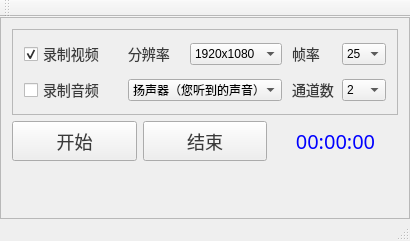
Above: NanaRecorder/NanaRecorder.ui from onlyet/NanaRecorder before the change. Below: the same form after it.
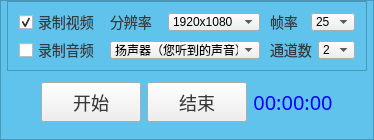
That is the form after the change.

Diff of the .ui file:
```diff
--- a/NanaRecorder/NanaRecorder.ui
+++ b/NanaRecorder/NanaRecorder.ui
@@ -6,15 +6,19 @@
    <rect>
     <x>0</x>
     <y>0</y>
-    <width>410</width>
-    <height>241</height>
+    <width>365</width>
+    <height>120</height>
    </rect>
   </property>
   <property name="windowTitle">
    <string>NanaRecorder</string>
   </property>
   <property name="styleSheet">
-   <string notr="true">QLabel {
+   <string notr="true">QFrame {
+background:#5FC3EC;
+}
+
+QLabel {
 font-size: 14px;
 font-family: PingFangSC-Regular, PingFang SC;
 font-weight: 400;
@@ -64,6 +68,21 @@
        <enum>QFrame::Raised</enum>
       </property>
       <layout class="QVBoxLayout" name="verticalLayout">
+       <property name="spacing">
+        <number>0</number>
+       </property>
+       <property name="leftMargin">
+        <number>6</number>
+       </property>
+       <property name="topMargin">
+        <number>0</number>
+       </property>
+       <property name="rightMargin">
+        <number>6</number>
+       </property>
+       <property name="bottomMargin">
+        <number>6</number>
+       </property>
        <item>
         <widget class="QFrame" name="frame_2">
          <property name="minimumSize">
@@ -231,7 +250,21 @@
         </widget>
        </item>
        <item>
+        <widget class="QFrame" name="bottomFrame">
         <layout class="QHBoxLayout" name="horizontalLayout">
+          <item>
+           <spacer name="horizontalSpacer">
+            <property name="orientation">
+             <enum>Qt::Horizontal</enum>
+            </property>
+            <property name="sizeHint" stdset="0">
+             <size>
+              <width>40</width>
+              <height>20</height>
+             </size>
+            </property>
+           </spacer>
+          </item>
          <item>
           <widget class="QPushButton" name="startBtn">
            <property name="minimumSize">
@@ -262,7 +295,7 @@
           <widget class="QLabel" name="durationLabel">
            <property name="minimumSize">
             <size>
-             <width>60</width>
+              <width>80</width>
              <height>40</height>
             </size>
            </property>
@@ -284,38 +317,20 @@
            </property>
           </widget>
          </item>
-        </layout>
-       </item>
        <item>
-        <widget class="QLabel" name="timeLabel">
-         <property name="minimumSize">
-          <size>
-           <width>250</width>
-           <height>40</height>
-          </size>
-         </property>
-         <property name="maximumSize">
+           <spacer name="horizontalSpacer_2">
+            <property name="orientation">
+             <enum>Qt::Horizontal</enum>
+            </property>
+            <property name="sizeHint" stdset="0">
           <size>
-           <width>16777215</width>
-           <height>40</height>
-          </size>
-         </property>
-         <property name="styleSheet">
-          <string notr="true">QLabel
-{
-font-size: 20px;
-font-family: PingFangSC-Regular, PingFang SC;
-font-weight: 400;
-color: green;
-line-height: 22px;
-}</string>
-         </property>
-         <property name="text">
-          <string/>
-         </property>
-         <property name="alignment">
-          <set>Qt::AlignCenter</set>
-         </property>
+              <width>40</width>
+              <height>20</height>
+             </size>
+            </property>
+           </spacer>
+          </item>
+         </layout>
         </widget>
        </item>
       </layout>
@@ -323,25 +338,6 @@
     </item>
    </layout>
   </widget>
-  <widget class="QMenuBar" name="menuBar">
-   <property name="geometry">
-    <rect>
-     <x>0</x>
-     <y>0</y>
-     <width>410</width>
-     <height>23</height>
-    </rect>
-   </property>
-  </widget>
-  <widget class="QToolBar" name="mainToolBar">
-   <attribute name="toolBarArea">
-    <enum>TopToolBarArea</enum>
-   </attribute>
-   <attribute name="toolBarBreak">
-    <bool>false</bool>
-   </attribute>
-  </widget>
-  <widget class="QStatusBar" name="statusBar"/>
  </widget>
  <layoutdefault spacing="6" margin="11"/>
  <resources>
```
Left out of the diff: 2 changed lines with no effect on the pictures. Lines whose indentation alone changed are shown as unchanged.
